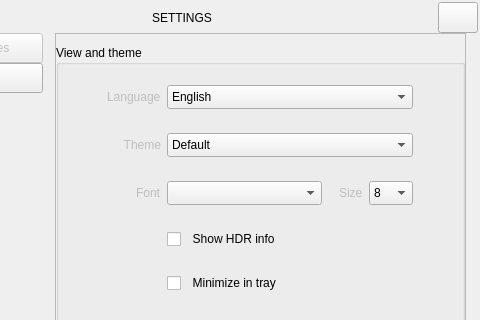
Above: app/settings.ui from CineEncoder/cine-encoder before the change; both pictures show x 109 to 589 and y 0 to 320 of the 589 by 654 pixel window. Below: the same form after it.
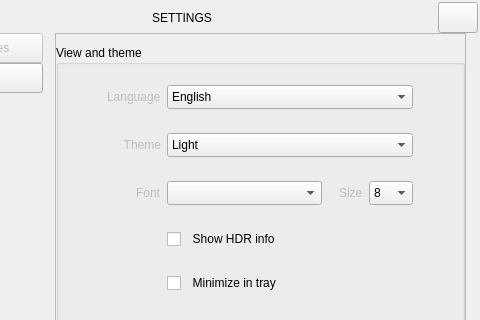
That is the form after the change. The open tabs and pages were chosen to show the change. Icons and pictures are not drawn.

```diff
--- a/app/settings.ui
+++ b/app/settings.ui
@@ -950,12 +950,7 @@
                           </property>
                           <item>
                            <property name="text">
-                            <string>Default</string>
-                           </property>
-                          </item>
-                          <item>
-                           <property name="text">
-                            <string>Gray</string>
+                            <string>Light</string>
                            </property>
                           </item>
                           <item>
```
Left out of the diff: 5 changed lines with no effect on the pictures.
